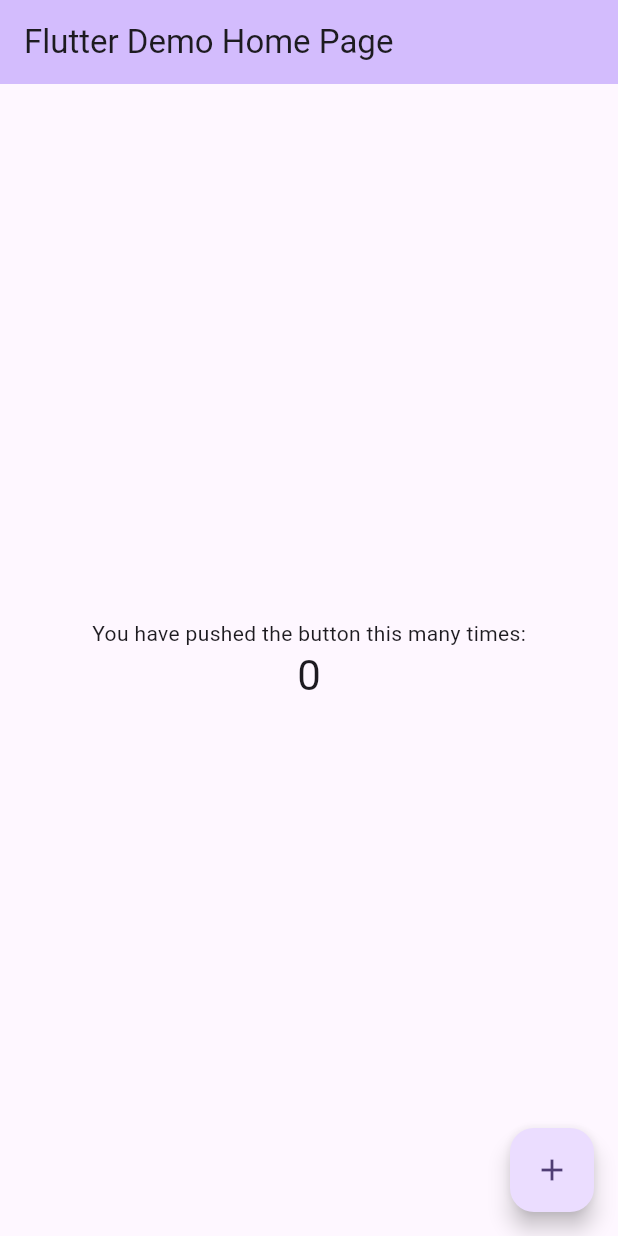
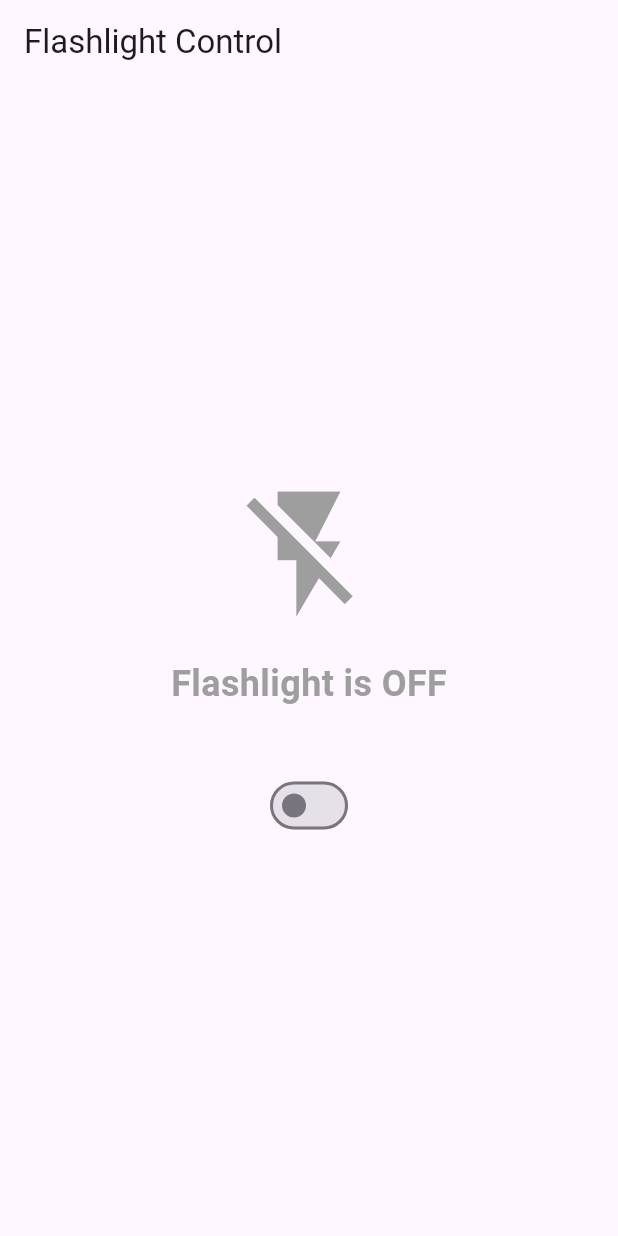
Before and after one commit to SaidazimovToxir/flashlight-kotlin, a Flutter app: the screen it shows after launch, on a phone screen of 412 x 824 dp. Run offline on Flutter 3.47's test engine with Material 3 defaults, Android fonts, the phone set to English and light mode, and no system bars.

Commit message:
some changes

```diff
--- a/lib/main.dart
+++ b/lib/main.dart
@@ -1,4 +1,5 @@
 import 'package:flutter/material.dart';
+import 'package:flutter/services.dart';
 
 void main() {
   runApp(const MyApp());
@@ -7,119 +8,72 @@ void main() {
 class MyApp extends StatelessWidget {
   const MyApp({super.key});
 
-  // This widget is the root of your application.
   @override
   Widget build(BuildContext context) {
-    return MaterialApp(
-      title: 'Flutter Demo',
-      theme: ThemeData(
-        // This is the theme of your application.
-        //
-        // TRY THIS: Try running your application with "flutter run". You'll see
-        // the application has a purple toolbar. Then, without quitting the app,
-        // try changing the seedColor in the colorScheme below to Colors.green
-        // and then invoke "hot reload" (save your changes or press the "hot
-        // reload" button in a Flutter-supported IDE, or press "r" if you used
-        // the command line to start the app).
-        //
-        // Notice that the counter didn't reset back to zero; the application
-        // state is not lost during the reload. To reset the state, use hot
-        // restart instead.
-        //
-        // This works for code too, not just values: Most code changes can be
-        // tested with just a hot reload.
-        colorScheme: ColorScheme.fromSeed(seedColor: Colors.deepPurple),
-        useMaterial3: true,
-      ),
-      home: const MyHomePage(title: 'Flutter Demo Home Page'),
+    return const MaterialApp(
+      home: FlashlightControl(),
     );
   }
 }
 
-class MyHomePage extends StatefulWidget {
-  const MyHomePage({super.key, required this.title});
-
-  // This widget is the home page of your application. It is stateful, meaning
-  // that it has a State object (defined below) that contains fields that affect
-  // how it looks.
-
-  // This class is the configuration for the state. It holds the values (in this
-  // case the title) provided by the parent (in this case the App widget) and
-  // used by the build method of the State. Fields in a Widget subclass are
-  // always marked "final".
-
-  final String title;
+class FlashlightControl extends StatefulWidget {
+  const FlashlightControl({super.key});
 
   @override
-  State<MyHomePage> createState() => _MyHomePageState();
+  State<FlashlightControl> createState() => _FlashlightControlState();
 }
 
-class _MyHomePageState extends State<MyHomePage> {
-  int _counter = 0;
+class _FlashlightControlState extends State<FlashlightControl> {
+  static const platform = MethodChannel('com.example.flashlight/flashlight');
 
-  void _incrementCounter() {
-    setState(() {
-      // This call to setState tells the Flutter framework that something has
-      // changed in this State, which causes it to rerun the build method below
-      // so that the display can reflect the updated values. If we changed
-      // _counter without calling setState(), then the build method would not be
-      // called again, and so nothing would appear to happen.
-      _counter++;
-    });
+  bool isFlashOn = false;
+
+  Future<void> toggleFlashlight() async {
+    try {
+      final bool result = await platform.invokeMethod('toggleFlashlight');
+      setState(() {
+        isFlashOn = result;
+      });
+    } on PlatformException catch (e) {
+      print("Failed to toggle flashlight: '${e.message}'.");
+    }
   }
 
   @override
   Widget build(BuildContext context) {
-    // This method is rerun every time setState is called, for instance as done
-    // by the _incrementCounter method above.
-    //
-    // The Flutter framework has been optimized to make rerunning build methods
-    // fast, so that you can just rebuild anything that needs updating rather
-    // than having to individually change instances of widgets.
     return Scaffold(
       appBar: AppBar(
-        // TRY THIS: Try changing the color here to a specific color (to
-        // Colors.amber, perhaps?) and trigger a hot reload to see the AppBar
-        // change color while the other colors stay the same.
-        backgroundColor: Theme.of(context).colorScheme.inversePrimary,
-        // Here we take the value from the MyHomePage object that was created by
-        // the App.build method, and use it to set our appbar title.
-        title: Text(widget.title),
+        title: const Text('Flashlight Control'),
       ),
       body: Center(
-        // Center is a layout widget. It takes a single child and positions it
-        // in the middle of the parent.
         child: Column(
-          // Column is also a layout widget. It takes a list of children and
-          // arranges them vertically. By default, it sizes itself to fit its
-          // children horizontally, and tries to be as tall as its parent.
-          //
-          // Column has various properties to control how it sizes itself and
-          // how it positions its children. Here we use mainAxisAlignment to
-          // center the children vertically; the main axis here is the vertical
-          // axis because Columns are vertical (the cross axis would be
-          // horizontal).
-          //
-          // TRY THIS: Invoke "debug painting" (choose the "Toggle Debug Paint"
-          // action in the IDE, or press "p" in the console), to see the
-          // wireframe for each widget.
           mainAxisAlignment: MainAxisAlignment.center,
-          children: <Widget>[
-            const Text(
-              'You have pushed the button this many times:',
+          children: [
+            Icon(
+              isFlashOn ? Icons.flash_on : Icons.flash_off,
+              size: 100,
+              color: isFlashOn ? Colors.teal : Colors.grey,
             ),
+            const SizedBox(height: 20),
             Text(
-              '$_counter',
-              style: Theme.of(context).textTheme.headlineMedium,
+              isFlashOn ? "Flashlight is ON" : "Flashlight is OFF",
+              style: TextStyle(
+                fontSize: 24,
+                fontWeight: FontWeight.bold,
+                color: isFlashOn ? Colors.teal : Colors.grey,
+              ),
+            ),
+            const SizedBox(height: 40),
+            Switch(
+              value: isFlashOn,
+              onChanged: (value) {
+                toggleFlashlight();
+              },
+              activeColor: Colors.teal,
             ),
           ],
         ),
       ),
-      floatingActionButton: FloatingActionButton(
-        onPressed: _incrementCounter,
-        tooltip: 'Increment',
-        child: const Icon(Icons.add),
-      ), // This trailing comma makes auto-formatting nicer for build methods.
     );
   }
 }
```
Also changed, not shown: 1 other file.
